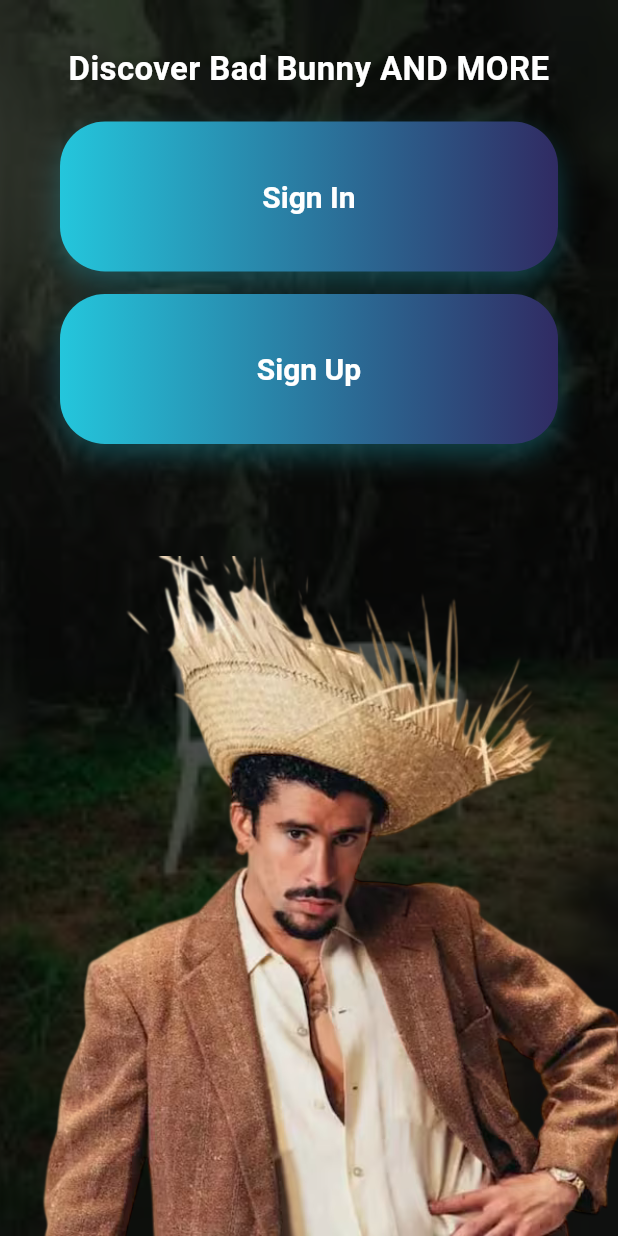
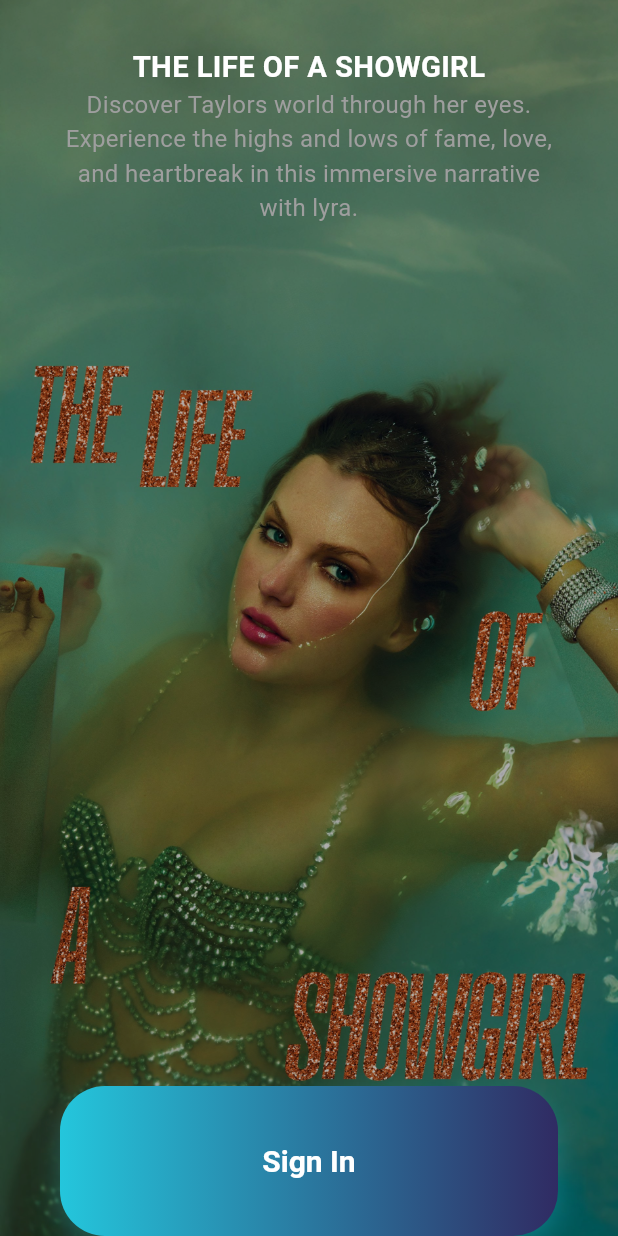
Before and after one commit to atkndmrcoglu/Lyra-Music-Listen-App, a Flutter app: the screen it shows after launch, on a phone screen of 412 x 824 dp. Run offline on Flutter 3.47's test engine with Material 3 defaults, Android fonts, the phone set to English and light mode, and no system bars; our stand-ins replace firebase_core; accounts and stored records are empty.

Commit message:
Get Started Page design has changed.

```diff
--- a/lib/core/configs/assets/app_images.dart
+++ b/lib/core/configs/assets/app_images.dart
@@ -3,7 +3,7 @@
 
   static const String logo = '${basePath}Lyra_logo.png';
 
-  static const String preludeBackground = '${basePath}dtmf.png';
+  static const String preludeBackground = '${basePath}The_Life_Of_A_Showgirl.jpg';
 
   static const String modeSelectionBackground = '${basePath}Breach.png';
 
--- a/lib/core/configs/theme/app_colors.dart
+++ b/lib/core/configs/theme/app_colors.dart
@@ -12,6 +12,8 @@
   static const Color darkGray = Color(0xff343434);
   static const Color lightGray = Color(0xffB3B3B3);
 
+  static const Color secondary = Color.fromARGB(255, 17, 63, 146);
+
   static const LinearGradient mainGradient = LinearGradient(
     begin: Alignment.topLeft,
     end: Alignment.bottomRight,
--- a/lib/presentation/prelude/pages/get_started.dart
+++ b/lib/presentation/prelude/pages/get_started.dart
@@ -2,6 +2,7 @@
 import 'package:lyra/core/configs/assets/app_images.dart';
 import 'package:lyra/common/widgets/buttons/basic_button.dart';
 import 'package:lyra/presentation/prelude/pages/sign_in_page.dart';
+import 'package:lyra/presentation/prelude/pages/sign_up_page.dart';
 
 class GetStartedPage extends StatelessWidget {
   const GetStartedPage({super.key});
@@ -20,18 +21,9 @@
             ),
           ),
           Container(
-            color: Colors.black.withOpacity(0.7),
+            color: Colors.black.withOpacity(0.3),
           ),
-          Align(
-            alignment: Alignment.bottomCenter,
-            child: Image.asset(
-              AppImages.badbunny,
-              width: MediaQuery.of(context).size.width,
-              height: MediaQuery.of(context).size.height * 0.55,
-              fit: BoxFit.cover,
-              alignment: Alignment.topCenter,
-            ),
-          ),
+
 
           SafeArea(
             child: Padding(
@@ -41,15 +33,24 @@
                 children: [
                   const SizedBox(height: 30),
                   const Text(
-                    'Discover Bad Bunny AND MORE',
+                    'THE LIFE OF A SHOWGIRL',
                     textAlign: TextAlign.center,
                     style: TextStyle(
-                      fontSize: 22,
+                      fontSize: 19.5,
                       fontWeight: FontWeight.bold,
                       color: Colors.white,
                     ),
                   ),
-                  const SizedBox(height: 20),
+                  const Text(
+                    'Discover Taylors world through her eyes. Experience the highs and lows of fame, love, and heartbreak in this immersive narrative with lyra.',
+                    textAlign: TextAlign.center,
+                    style: TextStyle(
+                      fontSize: 16,
+                      fontWeight: FontWeight.normal,
+                      color: Colors.grey,
+                    ),
+                  ),
+                  const Spacer(),
 
                   BasicButton(
                     onPressed: () {
@@ -58,11 +59,8 @@
                     },
                     title: 'Sign In',
                   ),
-                  const SizedBox(height: 15),
-                  BasicButton(
-                    onPressed: () {},
-                    title: 'Sign Up',
-                  ),
+
+
                 ],
               ),
             ),
--- a/lib/presentation/splash/pages/splash.dart
+++ b/lib/presentation/splash/pages/splash.dart
@@ -108,7 +108,7 @@
       bottomNavigationBar: const Padding(
         padding: EdgeInsets.all(24.0),
         child: Text(
-          '© 2026 Lyra Tüm Hakları Saklıdır',
+          '© 2026 Lyra All rights reserved.',
           textAlign: TextAlign.center,
           style: TextStyle(
             fontSize: 12,
@@ -129,7 +129,6 @@
     return;
   }
 
-  print("DEBUG: Yönlendirme komutu veriliyor...");
 
   try {
     Navigator.pushReplacement(
```
Also changed, not shown: lib/presentation/prelude/pages/sign_up_page.dart (added, +156 -0 lines), 4 other files.
